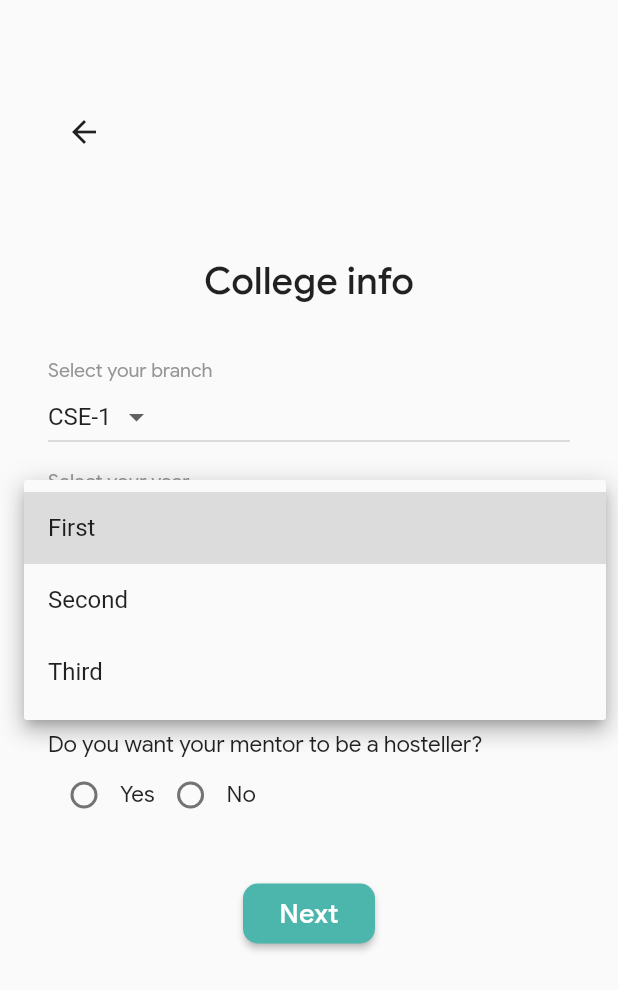
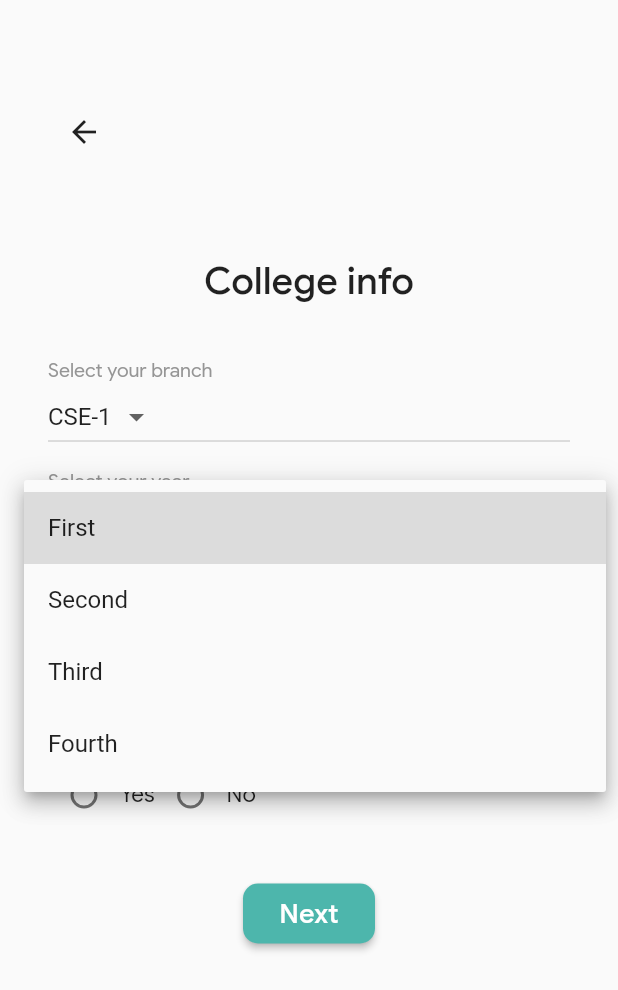
Before and after one commit to Spiral-Forge/Mentorship, a Flutter app: the RegisterForm3 screen opened directly with empty values, after a tap on "Next", after a tap on "First", on a phone screen of 412 x 824 dp. Shown: the top 990 px of the screen. Run offline on Flutter 3.47's test engine with Material 2 defaults, Android fonts, the phone set to English and light mode, and no system bars; our stand-ins replace cloud_firestore, firebase_auth, firebase_storage, flutter_spinkit, google_fonts, hexcolor and 4 more; missing offline and left inert: flutter_mailer, multiselect_formfield; accounts and stored records are empty.

Commit message:
Added 4th yr

```diff
--- a/lib/screens/authenticate/form3.dart
+++ b/lib/screens/authenticate/form3.dart
@@ -47,7 +47,8 @@ class _RegisterForm3State extends State<RegisterForm3> {
   List<ListItem> _dropdownYear = [
     ListItem(1, "First"),
     ListItem(2, "Second"),
-    ListItem(3, "Third")
+    ListItem(3, "Third"),
+    ListItem(4,"Fourth")
   ];
 
   List<DropdownMenuItem<ListItem>> _dropdownBranchItems;
--- a/lib/screens/profile/editProfile.dart
+++ b/lib/screens/profile/editProfile.dart
@@ -115,7 +115,8 @@ class _RegistrationFormState extends State<RegistrationForm> {
   List<ListItem> _dropdownYear = [
     ListItem(1, "First"),
     ListItem(2, "Second"),
-    ListItem(3, "Third")
+    ListItem(3, "Third"),
+    ListItem(4,"Fourth")
   ];
 
   List<DropdownMenuItem<ListItem>> _dropdownBranchItems;
```
Also changed, not shown: 1 other file.
